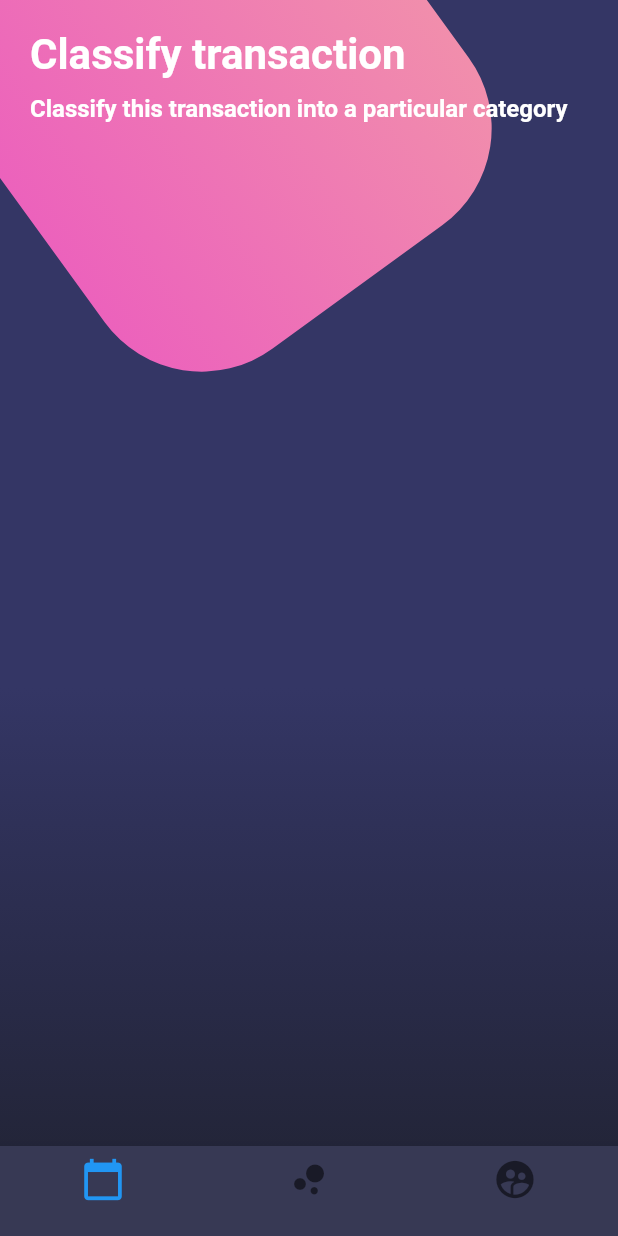
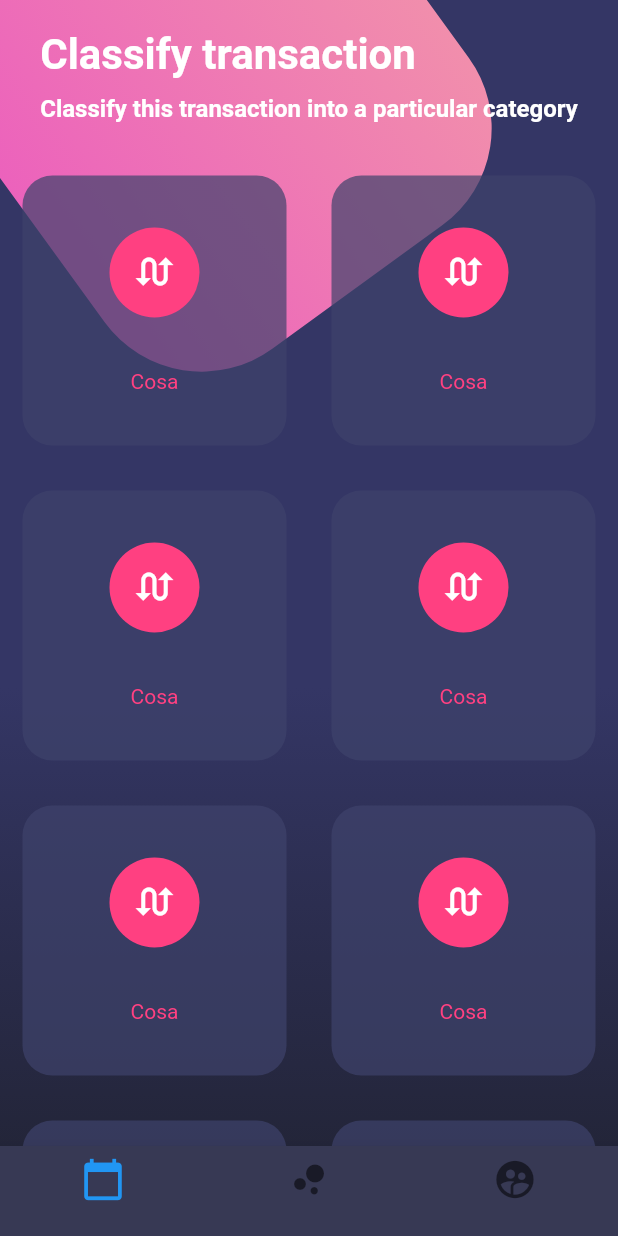
Before and after one commit to eduardcala/diseno, a Flutter app: the screen it shows after launch, on a phone screen of 412 x 824 dp. Run offline on Flutter 3.47's test engine with Material 2 defaults, Android fonts, the phone set to English and light mode, and no system bars.

Commit message:
140. Diseño compuesto - Table y TableRow

```diff
--- a/lib/src/pages/botones_page.dart
+++ b/lib/src/pages/botones_page.dart
@@ -13,7 +13,8 @@ class BotonesPage extends StatelessWidget {
           SingleChildScrollView(
             child: Column(
               children: [
-                _titulos()
+                _titulos(),
+                _botonesRedondeados()
               ],
             ),
           )
@@ -133,4 +134,57 @@ class BotonesPage extends StatelessWidget {
 
   }
 
+  Widget _botonesRedondeados() {
+    return Table(
+      children: [
+        TableRow(
+          children: [
+            _crearBotonRedondeado(),
+            _crearBotonRedondeado()
+          ]
+        ),
+        TableRow(
+          children: [
+            _crearBotonRedondeado(),
+            _crearBotonRedondeado()
+          ]
+        ),
+        TableRow(
+          children: [
+            _crearBotonRedondeado(),
+            _crearBotonRedondeado()
+          ]
+        ),
+        TableRow(
+          children: [
+            _crearBotonRedondeado(),
+            _crearBotonRedondeado()
+          ]
+        )
+      ],
+    );
+  }
+
+  Widget _crearBotonRedondeado() {
+    return Container(
+      height: 180.0,
+      margin: EdgeInsets.all(15.0),
+      decoration: BoxDecoration(
+        color: Color.fromRGBO(62, 66, 107, 0.7),
+        borderRadius: BorderRadius.circular(20.0)
+      ),
+      child: Column(
+        mainAxisAlignment: MainAxisAlignment.spaceEvenly,
+        children: [
+          CircleAvatar(
+            backgroundColor: Colors.pinkAccent,
+            radius: 30.0,
+            child: Icon(Icons.swap_calls, color: Colors.white, size: 30.0),
+          ),
+          Text('Cosa', style: TextStyle( color: Colors.pinkAccent ),)
+        ],
+      ),
+    );
+  }
+
 }
```
